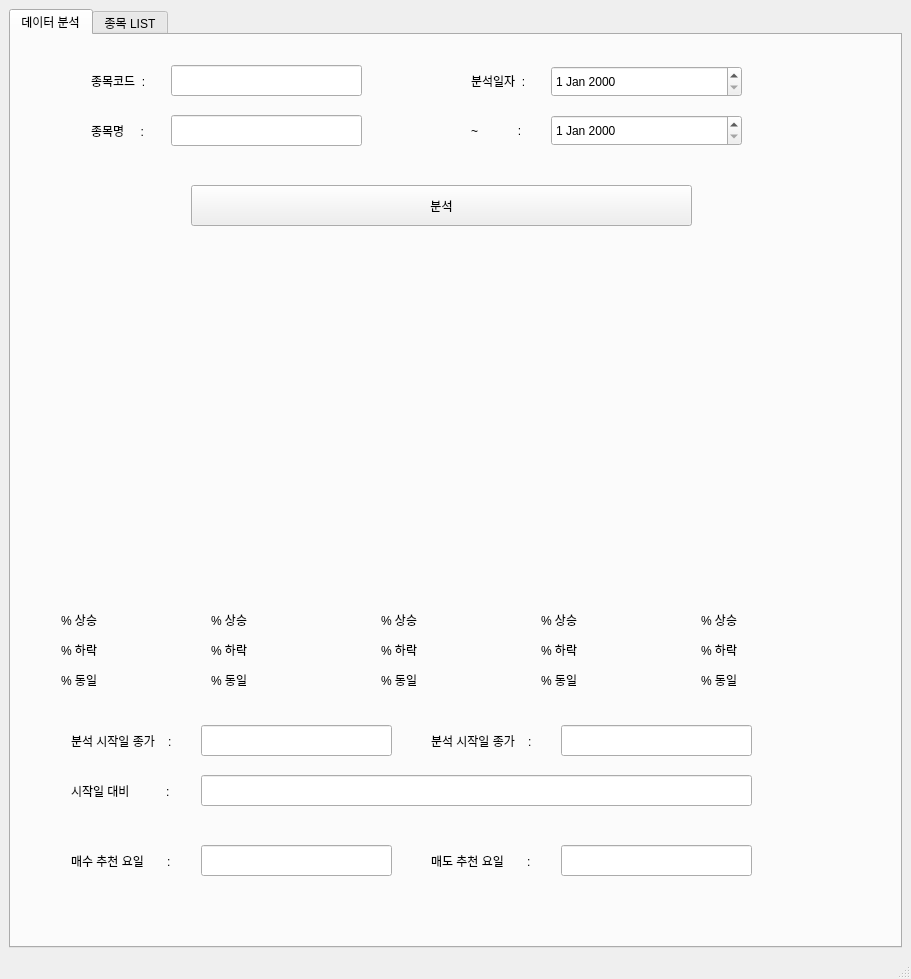
First picture: the form in code/gui/guiView.ui, repository siy415/spicySausageSoup, before the edit.
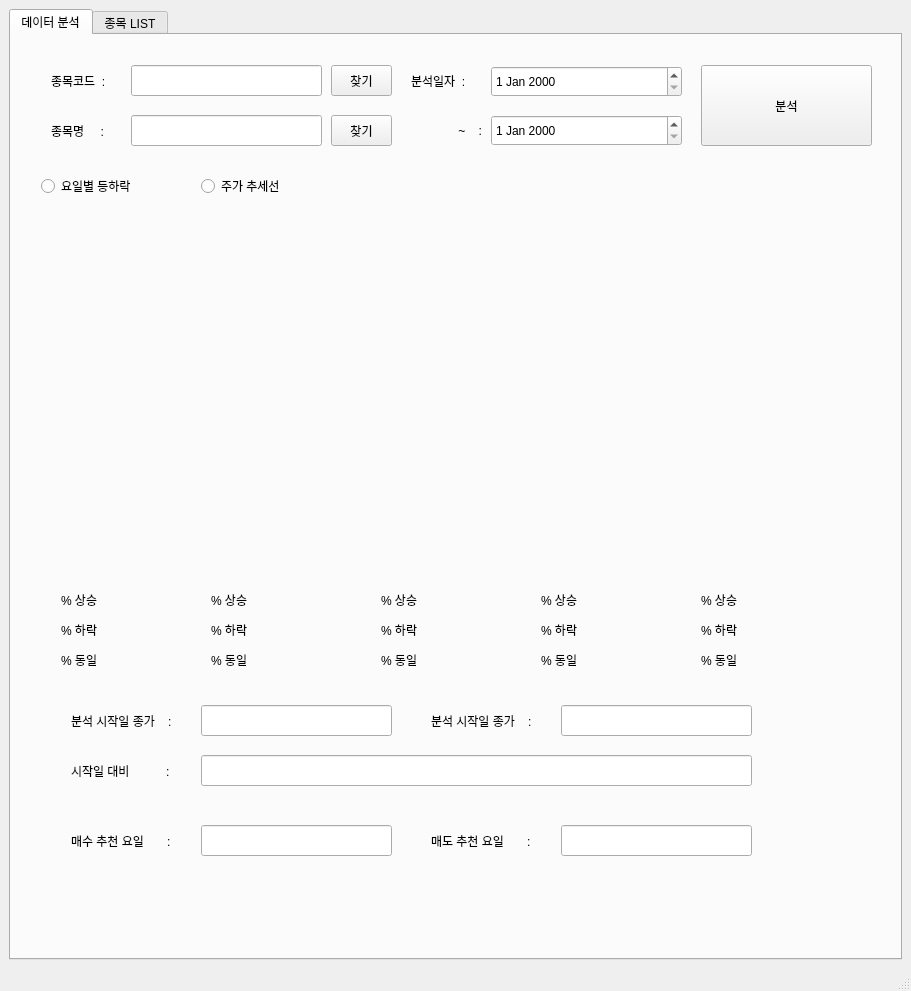
Second picture: the form after the edit. The open tabs and pages were chosen to show the change.

Patch:
```diff
--- a/code/gui/guiView.ui
+++ b/code/gui/guiView.ui
@@ -7,7 +7,7 @@
     <x>0</x>
     <y>0</y>
     <width>911</width>
-    <height>979</height>
+    <height>991</height>
    </rect>
   </property>
   <property name="windowTitle">
@@ -18,7 +18,7 @@
     <item>
      <widget class="QTabWidget" name="tabWidget">
       <property name="currentIndex">
-       <number>1</number>
+       <number>0</number>
       </property>
       <widget class="QWidget" name="main_tab">
        <attribute name="title">
@@ -27,7 +27,7 @@
        <widget class="QLineEdit" name="code_lineEdit">
         <property name="geometry">
          <rect>
-          <x>160</x>
+          <x>120</x>
           <y>30</y>
           <width>191</width>
           <height>31</height>
@@ -37,7 +37,7 @@
        <widget class="QLabel" name="codelabel">
         <property name="geometry">
          <rect>
-          <x>80</x>
+          <x>40</x>
           <y>30</y>
           <width>71</width>
           <height>31</height>
@@ -53,7 +53,7 @@
        <widget class="QLineEdit" name="name_lineEdit">
         <property name="geometry">
          <rect>
-          <x>160</x>
+          <x>120</x>
           <y>80</y>
           <width>191</width>
           <height>31</height>
@@ -63,7 +63,7 @@
        <widget class="QLabel" name="namelabel">
         <property name="geometry">
          <rect>
-          <x>80</x>
+          <x>40</x>
           <y>80</y>
           <width>71</width>
           <height>31</height>
@@ -76,7 +76,7 @@
        <widget class="QLabel" name="startdate">
         <property name="geometry">
          <rect>
-          <x>460</x>
+          <x>400</x>
           <y>30</y>
           <width>71</width>
           <height>31</height>
@@ -89,20 +89,23 @@
        <widget class="QLabel" name="enddate">
         <property name="geometry">
          <rect>
-          <x>460</x>
+          <x>400</x>
           <y>80</y>
           <width>71</width>
           <height>31</height>
          </rect>
         </property>
         <property name="text">
-         <string>~            :</string>
+         <string>~    :</string>
+        </property>
+        <property name="alignment">
+         <set>Qt::AlignRight|Qt::AlignTrailing|Qt::AlignVCenter</set>
         </property>
        </widget>
        <widget class="QDateEdit" name="start_dateEdit">
         <property name="geometry">
          <rect>
-          <x>540</x>
+          <x>480</x>
           <y>31</y>
           <width>191</width>
           <height>31</height>
@@ -112,174 +115,73 @@
        <widget class="QDateEdit" name="end_dateEdit">
         <property name="geometry">
          <rect>
-          <x>540</x>
+          <x>480</x>
           <y>80</y>
           <width>191</width>
           <height>31</height>
          </rect>
         </property>
        </widget>
-       <widget class="QLabel" name="mon_up_label">
+       <widget class="QPushButton" name="srhCode_pushButton">
         <property name="geometry">
          <rect>
-          <x>50</x>
-          <y>570</y>
-          <width>56</width>
-          <height>30</height>
+          <x>320</x>
+          <y>30</y>
+          <width>61</width>
+          <height>31</height>
          </rect>
         </property>
         <property name="text">
-         <string>% 상승</string>
+         <string>찾기</string>
         </property>
        </widget>
-       <widget class="QLabel" name="mon_down_label">
+       <widget class="QPushButton" name="srhName_pushButton">
         <property name="geometry">
          <rect>
-          <x>50</x>
-          <y>600</y>
-          <width>56</width>
-          <height>30</height>
+          <x>320</x>
+          <y>80</y>
+          <width>61</width>
+          <height>31</height>
          </rect>
         </property>
         <property name="text">
-         <string>% 하락</string>
+         <string>찾기</string>
         </property>
        </widget>
-       <widget class="QLabel" name="mon_eq_label">
+       <widget class="QLabel" name="anal_start_value">
         <property name="geometry">
          <rect>
-          <x>50</x>
-          <y>630</y>
-          <width>56</width>
-          <height>30</height>
+          <x>60</x>
+          <y>670</y>
+          <width>121</width>
+          <height>31</height>
          </rect>
         </property>
         <property name="text">
-         <string>% 동일</string>
+         <string>분석 시작일 종가    :</string>
         </property>
-       </widget>
-       <widget class="QLabel" name="tue_eq_label">
-        <property name="geometry">
-         <rect>
-          <x>200</x>
-          <y>630</y>
-          <width>56</width>
-          <height>30</height>
-         </rect>
-        </property>
-        <property name="text">
-         <string>% 동일</string>
-        </property>
-       </widget>
-       <widget class="QLabel" name="tue_down_label">
-        <property name="geometry">
-         <rect>
-          <x>200</x>
-          <y>600</y>
-          <width>56</width>
-          <height>30</height>
-         </rect>
-        </property>
-        <property name="text">
-         <string>% 하락</string>
-        </property>
-       </widget>
-       <widget class="QLabel" name="tue_up_label">
-        <property name="geometry">
-         <rect>
-          <x>200</x>
-          <y>570</y>
-          <width>56</width>
-          <height>30</height>
-         </rect>
-        </property>
-        <property name="text">
-         <string>% 상승</string>
-        </property>
-       </widget>
-       <widget class="QLabel" name="wed_up_label">
-        <property name="geometry">
-         <rect>
-          <x>370</x>
-          <y>570</y>
-          <width>56</width>
-          <height>30</height>
-         </rect>
-        </property>
-        <property name="text">
-         <string>% 상승</string>
-        </property>
-       </widget>
-       <widget class="QLabel" name="wed_eq_label">
-        <property name="geometry">
-         <rect>
-          <x>370</x>
-          <y>630</y>
-          <width>56</width>
-          <height>30</height>
-         </rect>
-        </property>
-        <property name="text">
-         <string>% 동일</string>
-        </property>
-       </widget>
-       <widget class="QLabel" name="wed_down_label">
-        <property name="geometry">
-         <rect>
-          <x>370</x>
-          <y>600</y>
-          <width>56</width>
-          <height>30</height>
-         </rect>
-        </property>
-        <property name="text">
-         <string>% 하락</string>
-        </property>
-       </widget>
-       <widget class="QLabel" name="thu_down_label">
-        <property name="geometry">
-         <rect>
-          <x>530</x>
-          <y>600</y>
-          <width>56</width>
-          <height>30</height>
-         </rect>
-        </property>
-        <property name="text">
-         <string>% 하락</string>
-        </property>
-       </widget>
-       <widget class="QLabel" name="thu_up_label">
-        <property name="geometry">
-         <rect>
-          <x>530</x>
-          <y>570</y>
-          <width>56</width>
-          <height>30</height>
-         </rect>
-        </property>
-        <property name="text">
-         <string>% 상승</string>
-        </property>
-       </widget>
-       <widget class="QLabel" name="thu_eq_label">
-        <property name="geometry">
-         <rect>
-          <x>530</x>
-          <y>630</y>
-          <width>56</width>
-          <height>30</height>
-         </rect>
-        </property>
-        <property name="text">
-         <string>% 동일</string>
+        <property name="textFormat">
+         <enum>Qt::AutoText</enum>
         </property>
        </widget>
        <widget class="QLabel" name="fri_eq_label">
         <property name="geometry">
          <rect>
           <x>690</x>
-          <y>630</y>
+          <y>610</y>
+          <width>56</width>
+          <height>30</height>
+         </rect>
+        </property>
+        <property name="text">
+         <string>% 동일</string>
+        </property>
+       </widget>
+       <widget class="QLabel" name="tue_eq_label">
+        <property name="geometry">
+         <rect>
+          <x>200</x>
+          <y>610</y>
           <width>56</width>
           <height>30</height>
          </rect>
@@ -292,7 +194,7 @@
         <property name="geometry">
          <rect>
           <x>690</x>
-          <y>570</y>
+          <y>550</y>
           <width>56</width>
           <height>30</height>
          </rect>
@@ -301,99 +203,21 @@
          <string>% 상승</string>
         </property>
        </widget>
-       <widget class="QLabel" name="fri_down_label">
-        <property name="geometry">
-         <rect>
-          <x>690</x>
-          <y>600</y>
-          <width>56</width>
-          <height>30</height>
-         </rect>
-        </property>
-        <property name="text">
-         <string>% 하락</string>
-        </property>
-       </widget>
-       <widget class="QPushButton" name="searchbtn">
-        <property name="geometry">
-         <rect>
-          <x>180</x>
-          <y>150</y>
-          <width>501</width>
-          <height>41</height>
-         </rect>
-        </property>
-        <property name="text">
-         <string>분석</string>
-        </property>
-       </widget>
-       <widget class="QLineEdit" name="anal_start_val_edit">
-        <property name="geometry">
-         <rect>
-          <x>190</x>
-          <y>690</y>
-          <width>191</width>
-          <height>31</height>
-         </rect>
-        </property>
-       </widget>
-       <widget class="QLabel" name="anal_start_value">
-        <property name="geometry">
-         <rect>
-          <x>60</x>
-          <y>690</y>
-          <width>121</width>
-          <height>31</height>
-         </rect>
-        </property>
-        <property name="text">
-         <string>분석 시작일 종가    :</string>
-        </property>
-        <property name="textFormat">
-         <enum>Qt::AutoText</enum>
-        </property>
-       </widget>
-       <widget class="QLineEdit" name="anal_end_val_edit">
+       <widget class="QLineEdit" name="rcmd_sell_date_edit">
         <property name="geometry">
          <rect>
           <x>550</x>
-          <y>690</y>
+          <y>790</y>
           <width>191</width>
           <height>31</height>
          </rect>
         </property>
        </widget>
-       <widget class="QLabel" name="anal_end_value">
-        <property name="geometry">
-         <rect>
-          <x>420</x>
-          <y>690</y>
-          <width>121</width>
-          <height>31</height>
-         </rect>
-        </property>
-        <property name="text">
-         <string>분석 시작일 종가    :</string>
-        </property>
-        <property name="textFormat">
-         <enum>Qt::AutoText</enum>
-        </property>
-       </widget>
-       <widget class="QLineEdit" name="diff_data_edit">
-        <property name="geometry">
-         <rect>
-          <x>190</x>
-          <y>740</y>
-          <width>551</width>
-          <height>31</height>
-         </rect>
-        </property>
-       </widget>
        <widget class="QLabel" name="diff_data_label">
         <property name="geometry">
          <rect>
           <x>60</x>
-          <y>740</y>
+          <y>720</y>
           <width>121</width>
           <height>31</height>
          </rect>
@@ -405,21 +229,86 @@
          <enum>Qt::AutoText</enum>
         </property>
        </widget>
-       <widget class="QLineEdit" name="rcmd_buy_date_edit">
+       <widget class="QLineEdit" name="diff_data_edit">
         <property name="geometry">
          <rect>
           <x>190</x>
-          <y>810</y>
-          <width>191</width>
+          <y>720</y>
+          <width>551</width>
           <height>31</height>
          </rect>
         </property>
        </widget>
+       <widget class="QLabel" name="mon_eq_label">
+        <property name="geometry">
+         <rect>
+          <x>50</x>
+          <y>610</y>
+          <width>56</width>
+          <height>30</height>
+         </rect>
+        </property>
+        <property name="text">
+         <string>% 동일</string>
+        </property>
+       </widget>
+       <widget class="QLabel" name="wed_up_label">
+        <property name="geometry">
+         <rect>
+          <x>370</x>
+          <y>550</y>
+          <width>56</width>
+          <height>30</height>
+         </rect>
+        </property>
+        <property name="text">
+         <string>% 상승</string>
+        </property>
+       </widget>
+       <widget class="QLabel" name="mon_down_label">
+        <property name="geometry">
+         <rect>
+          <x>50</x>
+          <y>580</y>
+          <width>56</width>
+          <height>30</height>
+         </rect>
+        </property>
+        <property name="text">
+         <string>% 하락</string>
+        </property>
+       </widget>
+       <widget class="QLabel" name="mon_up_label">
+        <property name="geometry">
+         <rect>
+          <x>50</x>
+          <y>550</y>
+          <width>56</width>
+          <height>30</height>
+         </rect>
+        </property>
+        <property name="text">
+         <string>% 상승</string>
+        </property>
+       </widget>
+       <widget class="QLabel" name="thu_down_label">
+        <property name="geometry">
+         <rect>
+          <x>530</x>
+          <y>580</y>
+          <width>56</width>
+          <height>30</height>
+         </rect>
+        </property>
+        <property name="text">
+         <string>% 하락</string>
+        </property>
+       </widget>
        <widget class="QLabel" name="rcmd_buy_date_label">
         <property name="geometry">
          <rect>
           <x>60</x>
-          <y>810</y>
+          <y>790</y>
           <width>121</width>
           <height>31</height>
          </rect>
@@ -431,11 +320,37 @@
          <enum>Qt::AutoText</enum>
         </property>
        </widget>
+       <widget class="QLineEdit" name="anal_end_val_edit">
+        <property name="geometry">
+         <rect>
+          <x>550</x>
+          <y>670</y>
+          <width>191</width>
+          <height>31</height>
+         </rect>
+        </property>
+       </widget>
+       <widget class="QLabel" name="anal_end_value">
+        <property name="geometry">
+         <rect>
+          <x>420</x>
+          <y>670</y>
+          <width>121</width>
+          <height>31</height>
+         </rect>
+        </property>
+        <property name="text">
+         <string>분석 시작일 종가    :</string>
+        </property>
+        <property name="textFormat">
+         <enum>Qt::AutoText</enum>
+        </property>
+       </widget>
        <widget class="QLabel" name="rcmd_sell_date_label">
         <property name="geometry">
          <rect>
           <x>420</x>
-          <y>810</y>
+          <y>790</y>
           <width>121</width>
           <height>31</height>
          </rect>
@@ -447,27 +362,167 @@
          <enum>Qt::AutoText</enum>
         </property>
        </widget>
-       <widget class="QLineEdit" name="rcmd_sell_date_edit">
+       <widget class="QLabel" name="tue_up_label">
         <property name="geometry">
          <rect>
-          <x>550</x>
-          <y>810</y>
-          <width>191</width>
-          <height>31</height>
+          <x>200</x>
+          <y>550</y>
+          <width>56</width>
+          <height>30</height>
          </rect>
+        </property>
+        <property name="text">
+         <string>% 상승</string>
+        </property>
+       </widget>
+       <widget class="QPushButton" name="searchbtn">
+        <property name="geometry">
+         <rect>
+          <x>690</x>
+          <y>30</y>
+          <width>171</width>
+          <height>81</height>
+         </rect>
+        </property>
+        <property name="text">
+         <string>분석</string>
+        </property>
+       </widget>
+       <widget class="QLabel" name="wed_eq_label">
+        <property name="geometry">
+         <rect>
+          <x>370</x>
+          <y>610</y>
+          <width>56</width>
+          <height>30</height>
+         </rect>
+        </property>
+        <property name="text">
+         <string>% 동일</string>
+        </property>
+       </widget>
+       <widget class="QLabel" name="fri_down_label">
+        <property name="geometry">
+         <rect>
+          <x>690</x>
+          <y>580</y>
+          <width>56</width>
+          <height>30</height>
+         </rect>
+        </property>
+        <property name="text">
+         <string>% 하락</string>
+        </property>
+       </widget>
+       <widget class="QLabel" name="tue_down_label">
+        <property name="geometry">
+         <rect>
+          <x>200</x>
+          <y>580</y>
+          <width>56</width>
+          <height>30</height>
+         </rect>
+        </property>
+        <property name="text">
+         <string>% 하락</string>
+        </property>
+       </widget>
+       <widget class="QLabel" name="wed_down_label">
+        <property name="geometry">
+         <rect>
+          <x>370</x>
+          <y>580</y>
+          <width>56</width>
+          <height>30</height>
+         </rect>
+        </property>
+        <property name="text">
+         <string>% 하락</string>
         </property>
        </widget>
        <widget class="QWidget" name="verticalLayoutWidget">
         <property name="geometry">
          <rect>
-          <x>9</x>
-          <y>199</y>
+          <x>10</x>
+          <y>170</y>
           <width>861</width>
-          <height>361</height>
+          <height>381</height>
          </rect>
         </property>
         <layout class="QVBoxLayout" name="verticalLayout"/>
        </widget>
+       <widget class="QLineEdit" name="rcmd_buy_date_edit">
+        <property name="geometry">
+         <rect>
+          <x>190</x>
+          <y>790</y>
+          <width>191</width>
+          <height>31</height>
+         </rect>
+        </property>
+       </widget>
+       <widget class="QLabel" name="thu_up_label">
+        <property name="geometry">
+         <rect>
+          <x>530</x>
+          <y>550</y>
+          <width>56</width>
+          <height>30</height>
+         </rect>
+        </property>
+        <property name="text">
+         <string>% 상승</string>
+        </property>
+       </widget>
+       <widget class="QLineEdit" name="anal_start_val_edit">
+        <property name="geometry">
+         <rect>
+          <x>190</x>
+          <y>670</y>
+          <width>191</width>
+          <height>31</height>
+         </rect>
+        </property>
+       </widget>
+       <widget class="QLabel" name="thu_eq_label">
+        <property name="geometry">
+         <rect>
+          <x>530</x>
+          <y>610</y>
+          <width>56</width>
+          <height>30</height>
+         </rect>
+        </property>
+        <property name="text">
+         <string>% 동일</string>
+        </property>
+       </widget>
+       <widget class="QRadioButton" name="stick_radioButton">
+        <property name="geometry">
+         <rect>
+          <x>30</x>
+          <y>140</y>
+          <width>151</width>
+          <height>22</height>
+         </rect>
+        </property>
+        <property name="text">
+         <string>요일별 등하락</string>
+        </property>
+       </widget>
+       <widget class="QRadioButton" name="line_radioButton">
+        <property name="geometry">
+         <rect>
+          <x>190</x>
+          <y>140</y>
+          <width>130</width>
+          <height>22</height>
+         </rect>
+        </property>
+        <property name="text">
+         <string>주가 추세선</string>
+        </property>
+       </widget>
       </widget>
       <widget class="QWidget" name="list_tab">
        <attribute name="title">
```
